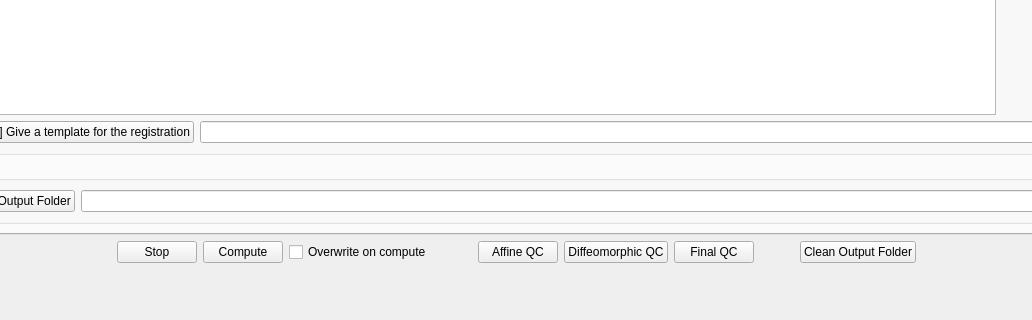
adrienkaiser/DTIAtlasBuilder, file GUIwindow.ui: the form before one commit; both pictures show x 82 to 1114 and y 320 to 640 of the 1196 by 640 pixel window.
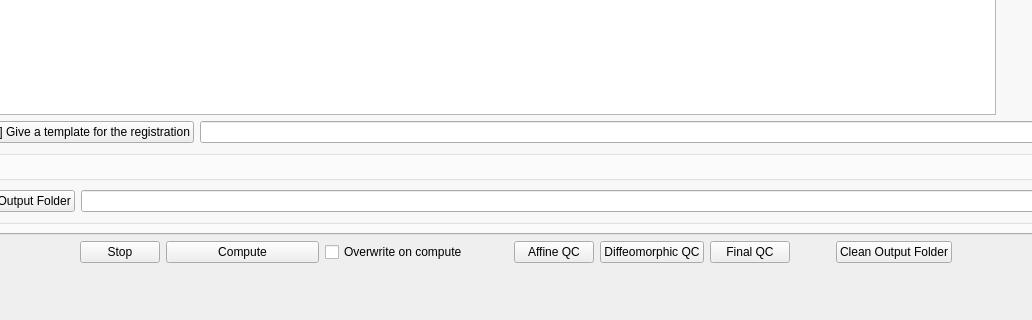
The form after the commit. Icons and pictures are not drawn.

Commit message: ENH: Add icon in the main window using QResource

```diff
--- a/GUIwindow.ui
+++ b/GUIwindow.ui
@@ -1580,6 +1580,12 @@
       </item>
       <item>
        <widget class="QPushButton" name="ComputepushButton">
+        <property name="sizePolicy">
+         <sizepolicy hsizetype="Expanding" vsizetype="Fixed">
+          <horstretch>0</horstretch>
+          <verstretch>0</verstretch>
+         </sizepolicy>
+        </property>
         <property name="toolTip">
          <string>Compute the Atlas</string>
         </property>
```
Left out of the diff: 3 changed lines with no effect on the pictures. The commit also changes 5 other files.
